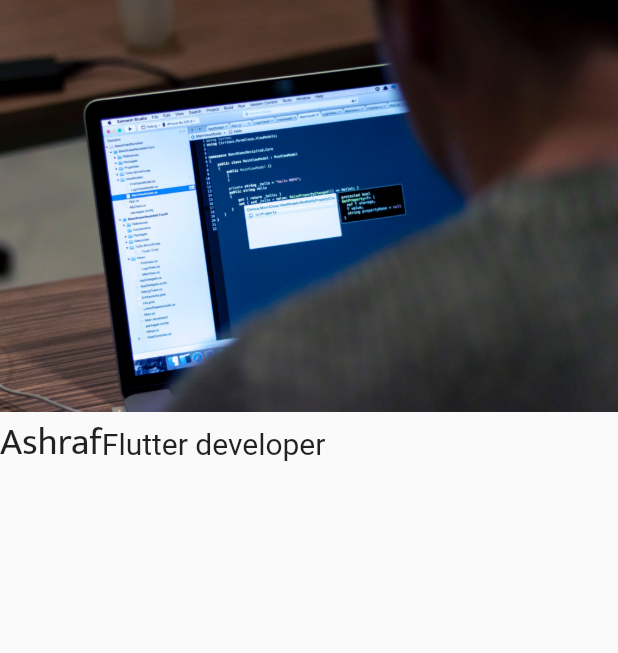
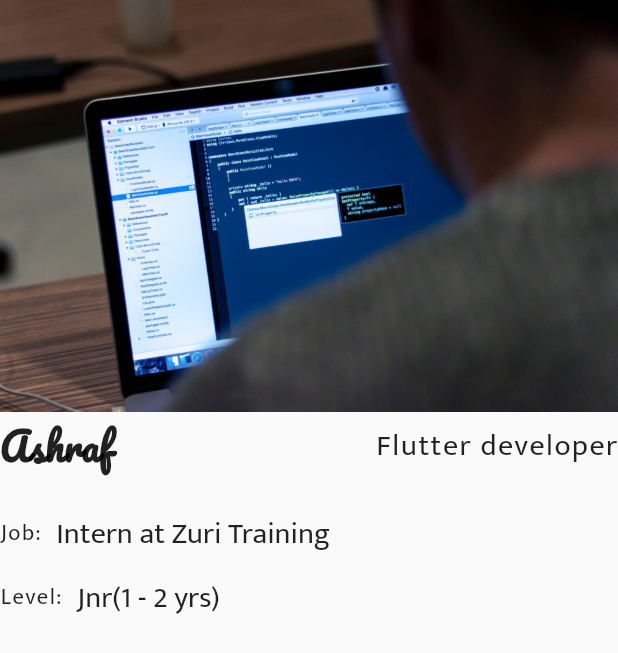
Before and after one commit to ashraf267/portfolio_app, a Flutter app: the screen it shows after launch, on a phone screen of 412 x 824 dp. Shown: the top 653 px of the screen. Run offline on Flutter 3.47's test engine with Material 2 defaults, Android fonts, the phone set to English and light mode, and no system bars.

Commit message:
Omo! This pubspec.yaml file dey gimme wahala oo

```diff
--- a/lib/main.dart
+++ b/lib/main.dart
@@ -10,31 +10,87 @@ class MyApp extends StatelessWidget {
   @override
   Widget build(BuildContext context) {
     return Scaffold(
-      body: Column(
+      body: SafeArea(
+        child: Column(
           crossAxisAlignment: CrossAxisAlignment.start,
           children: [
             Image(
               image: AssetImage('images/dev.jpg'),
             ),
             Row(
+              mainAxisAlignment: MainAxisAlignment.spaceBetween,
               children: [
                 Text(
                   'Ashraf',
                   style: TextStyle(
                     fontSize: 25.0,
-                  fontFamily: 'Mukta',
+                    fontFamily: 'Pacifico',
+                    fontWeight: FontWeight.bold,
                   ),
                 ),
                 Text(
                   'Flutter developer',
                   style: TextStyle(
                     fontSize: 20.0,
+                    fontFamily: 'Mukta',
+                    letterSpacing: 1.0,
+                  ),
+                ),
+              ],
+            ),
+            SizedBox(
+              height: 20.0,
+            ),
+            Row(
+              children: [
+                Text(
+                  'Job:',
+                  style: TextStyle(
+                    fontSize: 15.0,
+                    fontFamily: 'Mukta',
+                    letterSpacing: 1.0,
+                  ),
+                ),
+                SizedBox(
+                  width: 10.0,
+                ),
+                Text(
+                  'Intern at Zuri Training',
+                  style: TextStyle(
+                    fontSize: 20.0,
+                    fontFamily: 'Mukta',
+                  ),
+                ),
+              ],
+            ),
+            SizedBox(
+              height: 10.0,
+            ),
+            Row(
+              children: [
+                Text(
+                  'Level:',
+                  style: TextStyle(
+                    fontSize: 15.0,
+                    fontFamily: 'Mukta',
+                    letterSpacing: 1.0,
+                  ),
+                ),
+                SizedBox(
+                  width: 10.0,
+                ),
+                Text(
+                  'Jnr(1 - 2 yrs)',
+                  style: TextStyle(
+                    fontSize: 20.0,
+                    fontFamily: 'Mukta',
                   ),
                 ),
               ],
             ),
           ],
         ),
+      ),
     );
   }
 }
--- a/pubspec.yaml
+++ b/pubspec.yaml
@@ -63,6 +63,9 @@ flutter:
     - family: Mukta
       fonts:
         - asset: fonts/Mukta-Regular.ttf
+    - family: Pacifico
+      fonts:
+        - asset: fonts/Pacifico-Regular.ttf
   #
   # For details regarding fonts from package dependencies,
   # see https://flutter.dev/custom-fonts/#from-packages
```
Also changed, not shown: fonts/Pacifico-Regular.ttf (added). Lines whose indentation alone changed are shown as unchanged.
